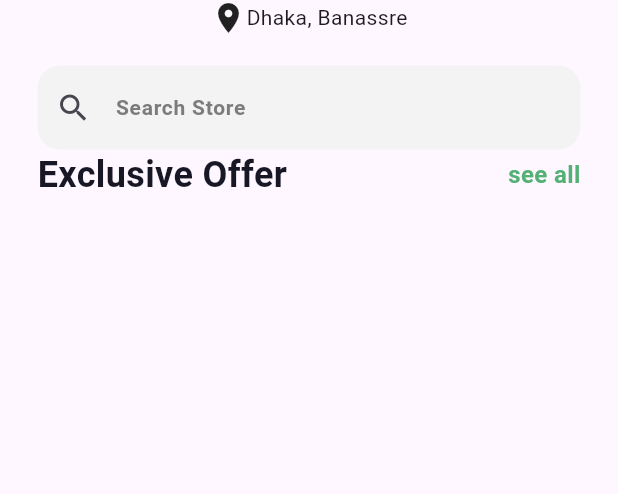
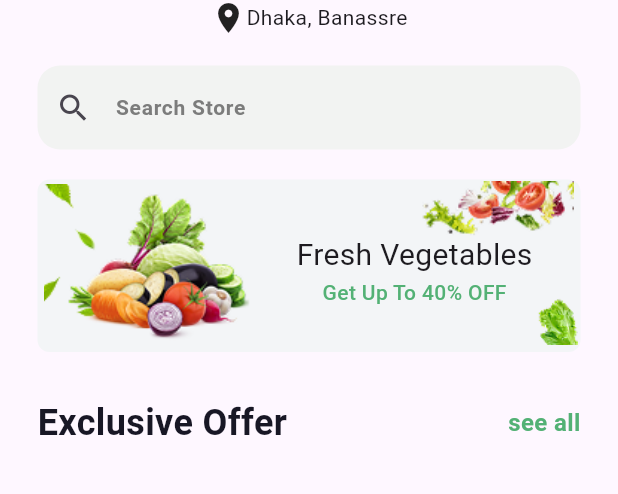
Before and after one commit to rahmaEbrahem/task-project, a Flutter app: the HomeScreen screen opened directly, on a phone screen of 412 x 824 dp, the part 68-562 px from its top. Run offline on Flutter 3.47's test engine with Material 3 defaults, Android fonts, the phone set to English and light mode, and no system bars.

Commit message:
add assets images and build food banner

```diff
--- a/lib/screens/home_screen.dart
+++ b/lib/screens/home_screen.dart
@@ -1,5 +1,6 @@
 import 'package:flutter/material.dart';
 import 'package:task_project11/widgets/customer_row.dart';
+import 'package:task_project11/widgets/food_banner.dart';
 
 class HomeScreen extends StatelessWidget {
   const HomeScreen({super.key});
@@ -42,6 +43,9 @@ class HomeScreen extends StatelessWidget {
                     ),
                   ),
                 ),
+                SizedBox(height: 20),
+                FoodBanner(),
+                SizedBox(height: 30),
                 CustomerRow(title: "Exclusive Offer"),
               ],
             ),
--- /dev/null
+++ b/lib/widgets/food_banner.dart
@@ -0,0 +1,78 @@
+import 'package:flutter/material.dart';
+
+class FoodBanner extends StatelessWidget {
+  const FoodBanner({super.key});
+
+  @override
+  Widget build(BuildContext context) {
+    return Container(
+      width: 367,
+      height: 115,
+      decoration: BoxDecoration(
+        borderRadius: BorderRadius.circular(8),
+        color: Color(0xffF3F5F7),
+      ),
+      child: ClipRRect(
+        borderRadius: BorderRadius.circular(8),
+        child: Stack(
+          children: [
+            Positioned(
+              top: -8,
+              right: -8,
+              child: Image.asset(
+                'assets/images/3698 1.png',
+                width: 127,
+                height: 56,
+              ),
+            ),
+            Positioned(
+              bottom: -2,
+              right: 2,
+              child: Image.asset(
+                "assets/images/pngfuel 1.png",
+                width: 33,
+                height: 46,
+              ),
+            ),
+            Positioned(
+              top: -8,
+              left: -20,
+              child: Image.asset(
+                "assets/images/pngfuel 2.png",
+                width: 110,
+                height: 118,
+              ),
+            ),
+            Positioned(
+              top: 5,
+              left: 20,
+              child: Image.asset(
+                "assets/images/2771 1.png",
+                width: 122,
+                height: 105,
+              ),
+            ),
+            Positioned(
+              top: 36,
+              right: 32,
+              child: Column(
+                crossAxisAlignment: CrossAxisAlignment.center,
+                children: [
+                  Text("Fresh Vegetables", style: TextStyle(fontSize: 20)),
+                  Text(
+                    "Get Up To 40% OFF",
+                    style: TextStyle(
+                      fontSize: 14,
+                      fontWeight: FontWeight(500),
+                      color: Color(0xff53B175),
+                    ),
+                  ),
+                ],
+              ),
+            ),
+          ],
+        ),
+      ),
+    );
+  }
+}
```
Also changed, not shown: assets/images/2771 1.png (added), assets/images/3698 1.png (added), assets/images/pngfuel 1.png (added), assets/images/pngfuel 2.png (added).
